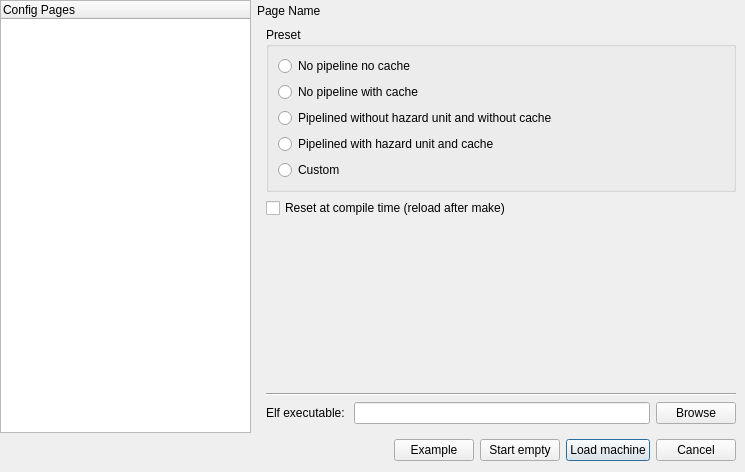
cvut/qtrvsim, file src/gui/dialogs/new/NewDialog.ui: the form before one commit.
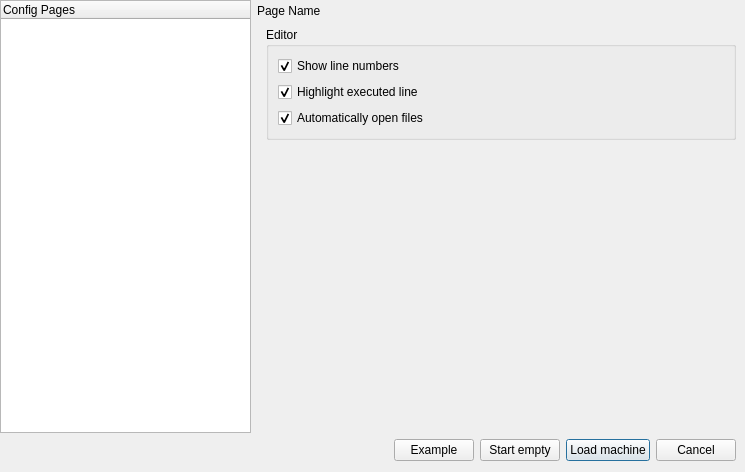
The form after the commit. The open tabs and pages were chosen to show the change. Custom widgets are drawn as their Qt base class.

Commit message:
Machine: Fix start address
Code can start ad 0x0.

The edit to the form file:
```diff
--- a/src/gui/dialogs/new/NewDialog.ui
+++ b/src/gui/dialogs/new/NewDialog.ui
@@ -1115,6 +1115,65 @@
            </item>
           </layout>
          </widget>
+            <widget class="QWidget" name="tab_editor">
+                <property name="accessibleName">
+                    <string>Editor</string>
+                </property>
+                <layout class="QVBoxLayout" name="verticalLayout_editor">
+                    <item>
+                        <widget class="QGroupBox" name="group_editor">
+                            <property name="title">
+                                <string>Editor</string>
+                            </property>
+                            <layout class="QVBoxLayout" name="verticalLayout_editor_group">
+                                <item>
+                                    <widget class="QCheckBox" name="editor_show_line_numbers">
+                                        <property name="text">
+                                            <string>Show line numbers</string>
+                                        </property>
+                                        <property name="checked">
+                                            <bool>true</bool>
+                                        </property>
+                                    </widget>
+                                </item>
+                                <item>
+                                    <widget class="QCheckBox" name="editor_highlight_line">
+                                        <property name="text">
+                                            <string>Highlight executed line</string>
+                                        </property>
+                                        <property name="checked">
+                                            <bool>true</bool>
+                                        </property>
+                                    </widget>
+                                </item>
+                                <item>
+                                    <widget class="QCheckBox" name="editor_auto_open">
+                                        <property name="text">
+                                            <string>Automatically open files</string>
+                                        </property>
+                                        <property name="checked">
+                                            <bool>true</bool>
+                                        </property>
+                                    </widget>
+                                </item>
+                            </layout>
+                        </widget>
+                    </item>
+                    <item>
+                        <spacer name="verticalSpacer_editor">
+                            <property name="orientation">
+                                <enum>Qt::Vertical</enum>
+                            </property>
+                            <property name="sizeHint" stdset="0">
+                                <size>
+                                    <width>20</width>
+                                    <height>40</height>
+                                </size>
+             </property>
+            </spacer>
+           </item>
+          </layout>
+         </widget>
         </widget>
        </item>
       </layout>
```
The commit also changes 2 other files.
